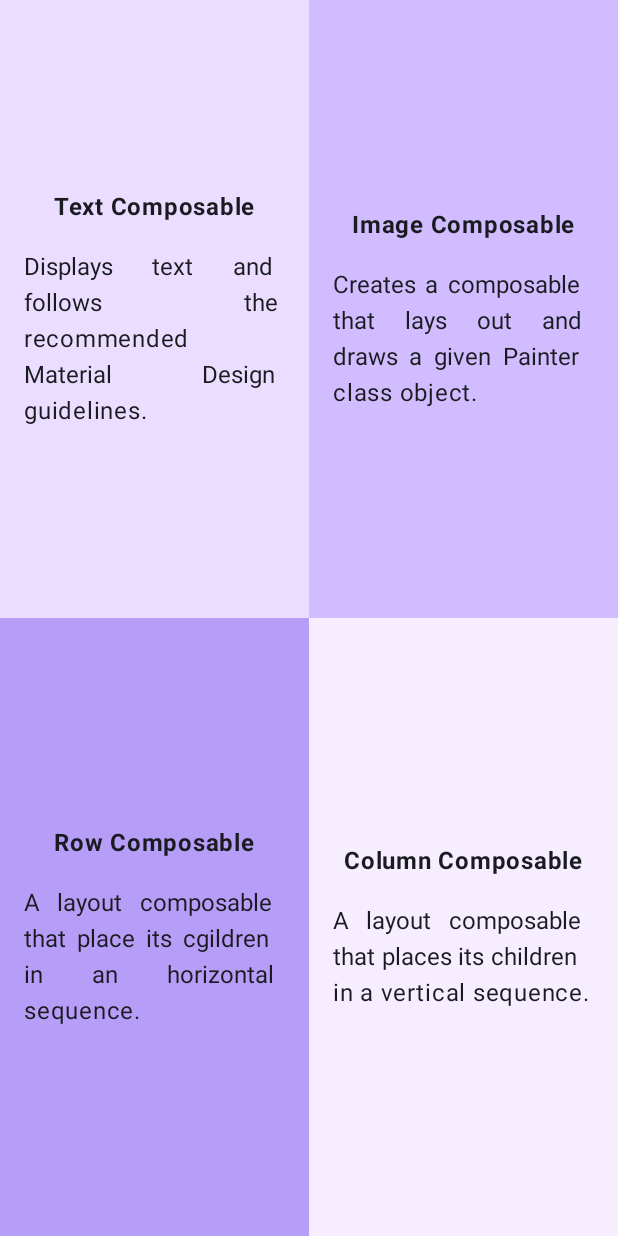
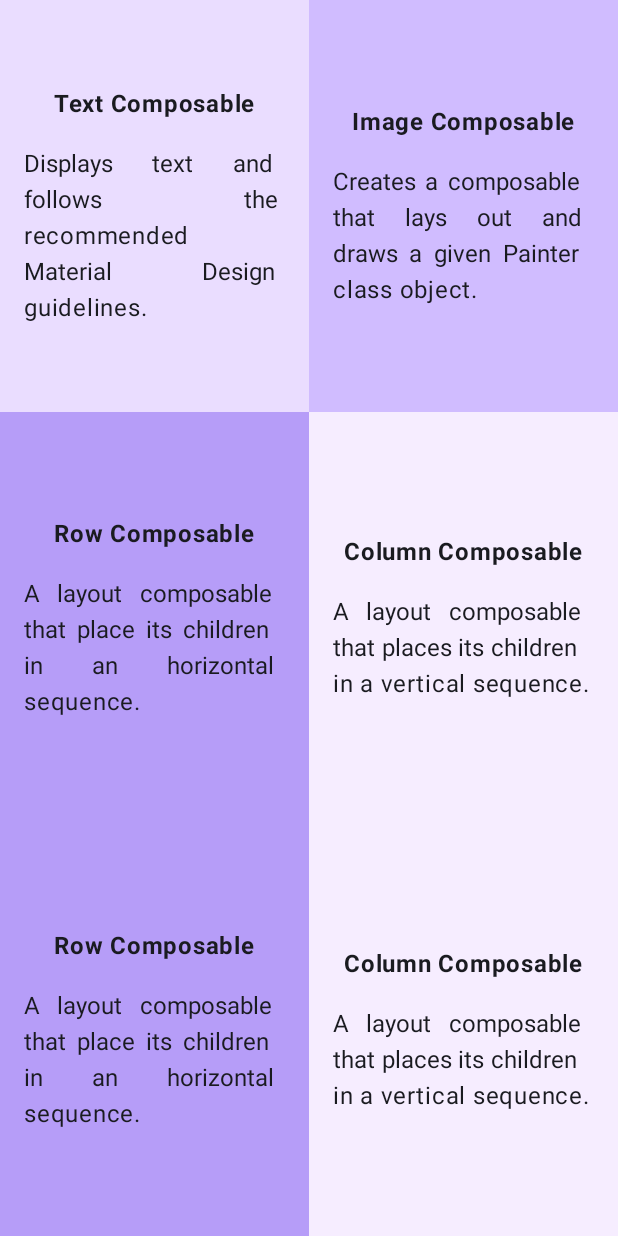
Before and after one commit to 0L47UNB05UN/AndroidComposeQuadrant, an Android app built with Jetpack Compose: the screen it shows after launch (MainActivity), on a phone screen of 412 x 824 dp. Run offline under Robolectric (Android 15) with nearby library versions, the phone set to English and light mode, and no system bars.

Commit message:
initial commit
Signed-off-by: 0L47UNB05UN <ikupolatiolatunbosun@gmail.com>

```diff
--- a/app/src/main/java/com/example/composequadrant/MainActivity.kt
+++ b/app/src/main/java/com/example/composequadrant/MainActivity.kt
@@ -83,6 +83,10 @@ fun ComposeQuadrants(modifier: Modifier = Modifier) {
             R.string.row_c_head, R.string.column_c_head, R.string.row_c_body,
             R.string.column_c_body, R.color.purple_700, R.color.teal_500, modifier.weight(1F)
         )
+        Quadrants(
+            R.string.row_c_head, R.string.column_c_head, R.string.row_c_body,
+            R.string.column_c_body, R.color.purple_700, R.color.teal_500, modifier.weight(1F)
+        )
     }
 }
 
--- a/app/src/main/res/values/strings.xml
+++ b/app/src/main/res/values/strings.xml
@@ -6,7 +6,7 @@
     </string>
     <string name="row_c_head">Row Composable</string>
     <string name="row_c_body">
-        A layout composable that place its cgildren in an horizontal sequence.
+        A layout composable that place its children in an horizontal sequence.
     </string>
     <string name="column_c_head">Column Composable</string>
     <string name="column_c_body">
@@ -16,4 +16,8 @@
     <string name="image_c_body">
         Creates a composable that lays out and draws a given Painter class object.
     </string>
+    <string name="box_c_head">Box Composable</string>
+    <string name="box_c_body">
+        This is layout composable that arranges its children on top other composables or children.
+    </string>
 </resources>
```
